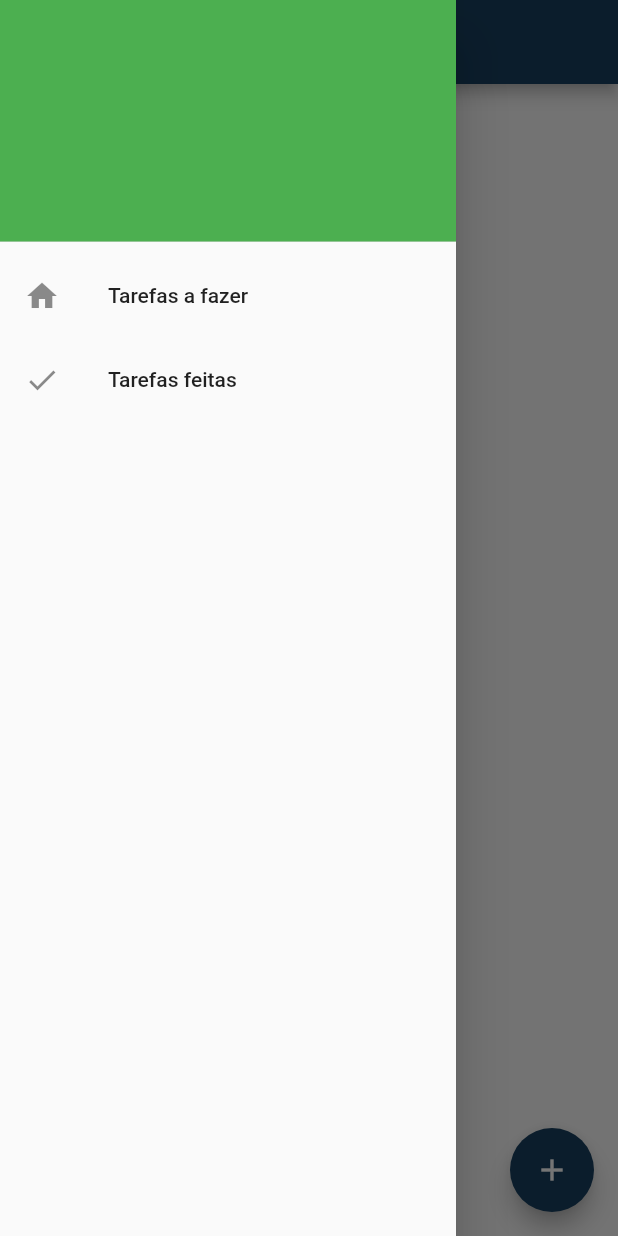
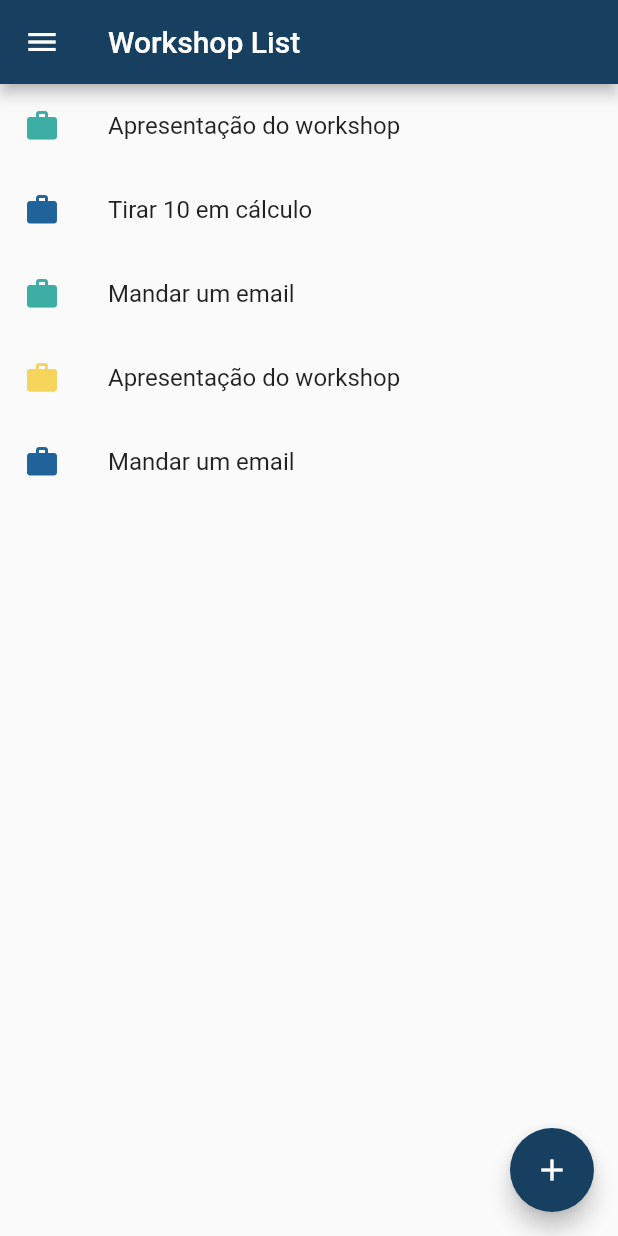
Before and after one commit to georgerappel/workshop-flutter, a Flutter app: the screen it shows after launch, in the side drawer, after a tap on "Tarefas a fazer", on a phone screen of 412 x 824 dp. Run offline on Flutter 3.47's test engine with Material 2 defaults, Android fonts, the phone set to English and light mode, and no system bars.

Commit message:
Separação de arquivos e ajustes de lógica

```diff
--- /dev/null
+++ b/lib/home_drawer.dart
@@ -0,0 +1,37 @@
+import 'package:flutter/material.dart';
+
+class HomeDrawer extends StatelessWidget {
+  @override
+  Widget build(BuildContext context) {
+    return Drawer(
+      child: Column(
+        children: <Widget>[
+          DrawerHeader(
+            decoration: BoxDecoration(color: Colors.green),
+            child: Container(),
+          ),
+          Expanded(
+            child: ListView(
+              padding: EdgeInsets.all(0),
+              children: <Widget>[
+                ListTile(
+                  leading: Icon(Icons.home),
+                  title: Text("Tarefas a fazer"),
+                  onTap: () => Navigator.of(context).pop(),
+                ),
+                ListTile(
+                  leading: Icon(Icons.done),
+                  title: Text("Tarefas feitas"),
+                  onTap: () {
+                    Navigator.of(context).pop();
+                    Navigator.of(context).pushNamed('/todo-done');
+                  },
+                )
+              ],
+            ),
+          )
+        ],
+      ),
+    );
+  }
+}
--- a/lib/home_screen.dart
+++ b/lib/home_screen.dart
@@ -1,7 +1,6 @@
 import 'package:flutter/material.dart';
-import 'package:workshop/todo_controller.dart';
-import 'package:workshop/todo_list_item.dart';
-import 'package:workshop/todo_model.dart';
+import 'package:workshop/home_drawer.dart';
+import 'package:workshop/todo_list.dart';
 
 class MyHomePage extends StatefulWidget {
   MyHomePage({Key key, this.title}) : super(key: key);
@@ -23,42 +22,9 @@ class _MyHomePageState extends State<MyHomePage> {
       appBar: AppBar(
         title: Text(widget.title),
       ),
-      drawer: Drawer(
-        child: Column(
-          children: <Widget>[
-            DrawerHeader(
-              decoration: BoxDecoration(color: Colors.green),
-              child: Container(),
-            ),
-            Expanded(
-              child: ListView(
-                padding: EdgeInsets.all(0),
-                children: <Widget>[
-                  ListTile(
-                      leading: Icon(Icons.home),
-                      title: Text("Tarefas a fazer"),
-                      onTap: () {}),
-                  ListTile(
-                    leading: Icon(Icons.done),
-                    title: Text("Tarefas feitas"),
-                    onTap: () => Navigator.of(context).pushNamed('/todo-done'),
-                  )
-                ],
-              ),
-            )
-          ],
-        ),
-      ),
+      drawer: HomeDrawer(),
       body: Center(
-        child: ListView.builder(
-          itemCount: TodoController.todoList().length,
-          itemBuilder: (context, index) {
-            return TodoListItem(
-              TodoController.todoList()[index],
-              dismissible: true,
-            );
-          },
-        ),
+        child: TodoList(done: false),
       ),
       floatingActionButton: FloatingActionButton(
         onPressed: _createTodo,
--- a/lib/todo_controller.dart
+++ b/lib/todo_controller.dart
@@ -24,7 +24,7 @@ class TodoController {
     return todos.where((Todo todo) => !todo.done).toList();
   }
 
-  /// List of to-dos already completed
+  /// List of to-dos waiting for completion
   static List<Todo> doneList() {
     return todos.where((Todo todo) => todo.done).toList();
   }
--- a/lib/todo_done_screen.dart
+++ b/lib/todo_done_screen.dart
@@ -1,4 +1,5 @@
 import 'package:flutter/material.dart';
+import 'package:workshop/todo_list.dart';
 
 class TodoDoneScreen extends StatefulWidget {
   @override
@@ -13,8 +14,8 @@ class _TodoDoneScreenState extends State<TodoDoneScreen> {
         title: Text("Tarefas finalizadas"),
       ),
       body: Center(
-        child: Container(
-          child: Text("Tudo feito"),
+        child: TodoList(
+          done: true,
         ),
       ),
     );
--- /dev/null
+++ b/lib/todo_list.dart
@@ -0,0 +1,70 @@
+import 'package:flutter/material.dart';
+import 'package:workshop/todo_controller.dart';
+import 'package:workshop/todo_list_item.dart';
+import 'package:workshop/todo_model.dart';
+
+class TodoList extends StatelessWidget {
+  /// Status dos elementos que já estão concluídos
+  /// Se for true, lista apenas elementos concluidos.
+  /// Se for false, lista apenas elementos não concluídos.
+  final bool done;
+  List<Todo> todos; // Gera um erro de campo marcado como imutável, mas funciona
+
+  TodoList({@required this.done}) {
+    if (done) {
+      todos = TodoController.doneList();
+    } else {
+      todos = TodoController.todoList();
+    }
+  }
+
+  @override
+  Widget build(BuildContext context) {
+    return ListView.builder(
+      itemCount: todos.length,
+      itemBuilder: (context, index) {
+        return TodoListItem(todos[index]);
+      },
+    );
+  }
+}
+
+/// * OPÇÃO COM STATEFUL WIDGET * ///
+/// A opção abaixo é um stateful widget pra todo list, mas tem uma gambiarra
+/// não recomendada no método build pra evitar erros com o Dismissible, quando
+/// o usuário conclui ou exclui um item. O modo certo seria usando ScopedModel
+/// ou algum padrão pra gerenciar os estados do app e atualizar sempre a lista
+/// de TODOs no build.
+
+// class TodoList extends StatefulWidget {
+//   /// Status dos elementos que já estão concluídos
+//   /// Se for true, lista apenas elementos concluidos.
+//   /// Se for false, lista apenas elementos não concluídos.
+//   final bool done;
+
+//   TodoList({@required this.done});
+
+//   @override
+//   _TodoListState createState() => _TodoListState();
+// }
+
+// class _TodoListState extends State<TodoList> {
+//   List<Todo> todos;
+
+//   @override
+//   Widget build(BuildContext context) {
+//
+//     if (widget.done) {
+//       todos = TodoController.doneList();
+//     } else {
+//       todos = TodoController.todoList();
+//     }
+
+//     return ListView.builder(
+//       itemCount: todos.length,
+//       itemBuilder: (context, index) {
+//         return TodoListItem(todos[index]);
+//       },
+//     );
+//   }
+// }
--- a/lib/todo_list_item.dart
+++ b/lib/todo_list_item.dart
@@ -4,30 +4,42 @@ import 'package:workshop/todo_model.dart';
 
 class TodoListItem extends StatelessWidget {
   final Todo todo;
-  final bool dismissible;
 
-  TodoListItem(this.todo, {@required this.dismissible});
+  TodoListItem(this.todo);
+
+  Widget _simpleItemContent() {
+    return ListTile(
+      leading: Icon(Icons.work, color: todo.color, size: 24),
+      title: Text(todo.name),
+      trailing: todo.done
+          ? Icon(
+              Icons.check,
+              color: Colors.green,
+            )
+          : null,
+    );
+  }
+
+  // Widget _simpleItemContent() {
+  //   return Container(
+  //     padding: EdgeInsets.all(16),
+  //     child: Row(
+  //       children: [
+  //         Icon(Icons.work, color: todo.color, size: 24),
+  //         Padding(
+  //           padding: const EdgeInsets.all(8.0),
+  //           child: Text(
+  //             todo.name,
+  //             textAlign: TextAlign.left,
+  //           ),
+  //         ),
+  //       ],
+  //     ),
+  //   );
+  // }
 
   @override
   Widget build(BuildContext context) {
-    Widget _itemContent = Container(
-      padding: EdgeInsets.all(16),
-      child: Row(
-        children: [
-          Icon(Icons.work, color: todo.color, size: 24),
-          Padding(
-            padding: const EdgeInsets.all(8.0),
-            child: Text(
-              todo.name,
-              textAlign: TextAlign.left,
-            ),
-          ),
-        ],
-      ),
-    );
-
-    if (!dismissible) return _itemContent;
-
     return Dismissible(
       background: Container(
         color: Colors.green,
@@ -51,8 +63,10 @@ class TodoListItem extends StatelessWidget {
           TodoController.deleteTodo(todo);
         }
       },
+      direction:
+          todo.done ? DismissDirection.endToStart : DismissDirection.horizontal,
       key: ValueKey(todo.id),
-      child: _itemContent,
+      child: _simpleItemContent(),
     );
   }
 }
```
